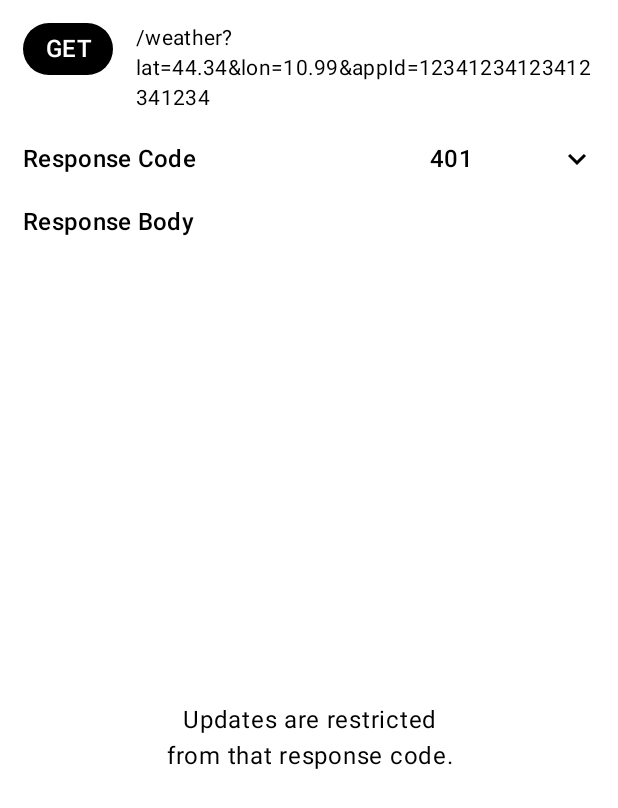
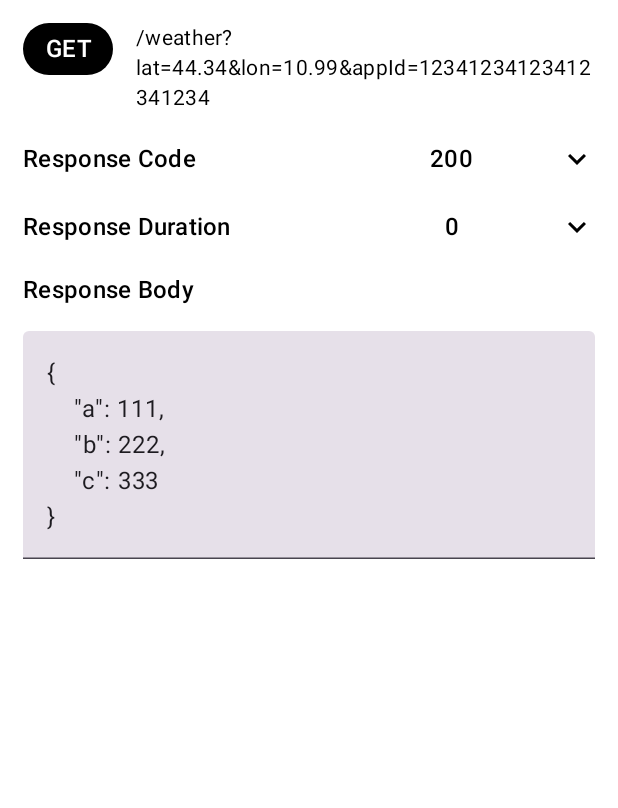
Before and after one commit to spooncast/SpoonOpenMocker, an Android app built with Jetpack Compose: the @Preview function PreviewPane, on a phone screen of 412 x 824 dp. Shown: the top 808 px of the screen. Run offline under Robolectric (Android 15) with nearby library versions, the phone set to English and light mode, and no system bars; network calls fail.

Commit message:
API 호출 시, delay 기능 추가 #38 (#43)

```diff
--- a/lib/src/main/java/net/spooncast/openmocker/lib/interceptor/OpenMockerInterceptor.kt
+++ b/lib/src/main/java/net/spooncast/openmocker/lib/interceptor/OpenMockerInterceptor.kt
@@ -1,5 +1,7 @@
 package net.spooncast.openmocker.lib.interceptor
 
+import kotlinx.coroutines.delay
+import kotlinx.coroutines.runBlocking
 import net.spooncast.openmocker.lib.repo.CacheRepo
 import net.spooncast.openmocker.lib.repo.MemCacheRepoImpl
 import okhttp3.Interceptor
@@ -16,6 +18,8 @@ class OpenMockerInterceptor private constructor(
         val mock = cacheRepo.getMock(request)
 
         if (mock != null) {
+            runBlocking { delay(mock.duration) }
+
             return Response.Builder()
                 .protocol(Protocol.HTTP_2)
                 .request(request)
--- a/lib/src/main/java/net/spooncast/openmocker/lib/model/CachedValue.kt
+++ b/lib/src/main/java/net/spooncast/openmocker/lib/model/CachedValue.kt
@@ -11,5 +11,6 @@ data class CachedValue(
 @Serializable
 data class CachedResponse(
     val code: Int,
-    val body: String
+    val body: String,
+    val duration: Long = 0L
 )
--- a/lib/src/main/java/net/spooncast/openmocker/lib/ui/OpenMockerApp.kt
+++ b/lib/src/main/java/net/spooncast/openmocker/lib/ui/OpenMockerApp.kt
@@ -28,7 +28,8 @@ sealed interface Destination {
         val method: String,
         val path: String,
         val code: Int,
-        val body: String
+        val body: String,
+        val duration: Long
     ): Parcelable
 }
 
@@ -52,7 +53,8 @@ fun OpenMockerApp() {
                 onClickDetail = { key, value ->
                     val code = value.mock?.code ?: value.response.code
                     val body = value.mock?.body ?: value.response.body
-                    navController.navigate(Destination.Detail(key.method, key.path, code, body))
+                    val duration = value.mock?.duration ?: value.response.duration
+                    navController.navigate(Destination.Detail(key.method, key.path, code, body, duration))
                 }
             )
         }
--- a/lib/src/main/java/net/spooncast/openmocker/lib/ui/detail/ApiDetailPane.kt
+++ b/lib/src/main/java/net/spooncast/openmocker/lib/ui/detail/ApiDetailPane.kt
@@ -24,6 +24,7 @@ import androidx.compose.runtime.Composable
 import androidx.compose.runtime.LaunchedEffect
 import androidx.compose.runtime.getValue
 import androidx.compose.runtime.mutableIntStateOf
+import androidx.compose.runtime.mutableLongStateOf
 import androidx.compose.runtime.mutableStateOf
 import androidx.compose.runtime.remember
 import androidx.compose.runtime.setValue
@@ -42,6 +43,7 @@ import net.spooncast.openmocker.lib.ui.detail.component.MethodChip
 
 private val successCodes = listOf(200, 201, 202)
 private val failureCodes = listOf(400, 401, 403, 404, 500)
+private val durations = listOf(0L, 1_000L, 3_000L, 5_000L, 10_000L)
 
 @Composable
 fun ApiDetailPane(
@@ -50,6 +52,7 @@ fun ApiDetailPane(
 ) {
     var updatedCode by remember { mutableIntStateOf(vm.code) }
     var updatedBody by remember { mutableStateOf(vm.body) }
+    var updatedDuration by remember { mutableLongStateOf(vm.duration) }
 
     LaunchedEffect(key1 = Unit) {
         vm.close.collect { onBackPressed() }
@@ -59,7 +62,7 @@ fun ApiDetailPane(
         topBar = {
             DetailTopBar(
                 onBackPressed = onBackPressed,
-                onClickSave = { vm.onClickSave(updatedCode, updatedBody) }
+                onClickSave = { vm.onClickSave(updatedCode, updatedBody, updatedDuration) }
             )
         }
     ) {
@@ -68,12 +71,14 @@ fun ApiDetailPane(
             path = vm.path,
             code = updatedCode,
             body = updatedBody,
+            duration = updatedDuration,
             modifier = Modifier
                 .fillMaxSize()
                 .padding(it)
                 .padding(15.dp),
             onUpdateCode = { code -> updatedCode = code },
-            onUpdateBody = { body -> updatedBody = body }
+            onUpdateBody = { body -> updatedBody = body },
+            onUpdateDuration = { duration -> updatedDuration = duration }
         )
     }
 }
@@ -84,9 +89,11 @@ private fun Pane(
     path: String,
     code: Int,
     body: String,
+    duration: Long,
     modifier: Modifier = Modifier,
     onUpdateCode: (Int) -> Unit,
-    onUpdateBody: (String) -> Unit
+    onUpdateBody: (String) -> Unit,
+    onUpdateDuration: (Long) -> Unit,
 ) {
     Column(
         modifier = modifier
@@ -99,6 +106,11 @@ private fun Pane(
         UpdateResponseCodeArea(
             updatedCode = code,
             onUpdateCode = onUpdateCode
+        )
+        VerticalSpacer(size = 15.dp)
+        UpdateDurationArea(
+            duration = duration,
+            onUpdate = onUpdateDuration
         )
         VerticalSpacer(size = 15.dp)
         UpdateResponseBodyArea(
@@ -215,6 +227,67 @@ private fun UpdateResponseCodeArea(
 }
 
 @Composable
+private fun UpdateDurationArea(
+    duration: Long,
+    modifier: Modifier = Modifier,
+    onUpdate: (Long) -> Unit
+) {
+    var expanded by remember { mutableStateOf(false) }
+
+    Row(
+        modifier = modifier.fillMaxWidth(),
+        verticalAlignment = Alignment.CenterVertically
+    ) {
+        Text(
+            text = stringResource(id = R.string.update_duration),
+            modifier = Modifier.weight(1F, true),
+            style = MaterialTheme.typography.titleMedium
+        )
+        Box(
+            modifier = Modifier
+                .weight(1F, true)
+                .height(30.dp)
+                .clickable { expanded = true },
+            contentAlignment = Alignment.Center
+        ) {
+            Box(
+                modifier = Modifier.fillMaxWidth()
+            ) {
+                Text(
+                    text = "${duration}",
+                    modifier = Modifier.align(Alignment.Center),
+                    style = MaterialTheme.typography.titleMedium,
+                )
+                Icon(
+                    imageVector = Icons.Default.KeyboardArrowDown,
+                    modifier = Modifier.align(Alignment.CenterEnd),
+                    contentDescription = null
+                )
+            }
+            DropdownMenu(
+                expanded = expanded,
+                onDismissRequest = { expanded = false }
+            ) {
+                durations.forEach { duration ->
+                    DropdownMenuItem(
+                        text = {
+                            Text(
+                                text = "${duration} ms",
+                                style = MaterialTheme.typography.titleMedium
+                            )
+                        },
+                        onClick = {
+                            onUpdate(duration)
+                            expanded = false
+                        },
+                    )
+                }
+            }
+        }
+    }
+}
+
+@Composable
 private fun UpdateResponseBodyArea(
     updatedCode: Int,
     updatedBody: String,
@@ -268,13 +341,15 @@ private fun PreviewPane() {
         Pane(
             method = "GET",
             path = "/weather?lat=44.34&lon=10.99&appId=12341234123412341234",
-            code = 401,
+            code = 200,
             body = body,
+            duration = 0L,
             modifier = Modifier
                 .fillMaxSize()
                 .padding(15.dp),
             onUpdateCode = {},
             onUpdateBody = {},
+            onUpdateDuration = {}
         )
     }
 }
--- a/lib/src/main/java/net/spooncast/openmocker/lib/ui/detail/ApiDetailViewModel.kt
+++ b/lib/src/main/java/net/spooncast/openmocker/lib/ui/detail/ApiDetailViewModel.kt
@@ -22,16 +22,18 @@ class ApiDetailViewModel(
     val path = checkNotNull(savedStateHandle.get<String>("path"))
     val code = checkNotNull(savedStateHandle.get<Int>("code"))
     val body = checkNotNull(savedStateHandle.get<String>("body"))
+    val duration = checkNotNull(savedStateHandle.get<Long>("duration"))
 
     var close = MutableSharedFlow<Unit>()
         private set
 
     fun onClickSave(
         code: Int,
-        body: String
+        body: String,
+        duration: Long
     ) {
         val key = CachedKey(method, path)
-        val response = CachedResponse(code, body)
+        val response = CachedResponse(code, body, duration)
         repo.mock(key, response)
         viewModelScope.launch { close.emit(Unit) }
     }
--- a/lib/src/main/res/values/strings.xml
+++ b/lib/src/main/res/values/strings.xml
@@ -15,6 +15,7 @@
     <!--Detail-->
     <string name="title_api_detail">API Detail</string>
     <string name="update_response_code">Response Code</string>
+    <string name="update_duration">Response Duration</string>
     <string name="update_response_body">Response Body</string>
     <string name="update_restrictions">Updates are restricted\nfrom that response code.</string>
 </resources>
```
